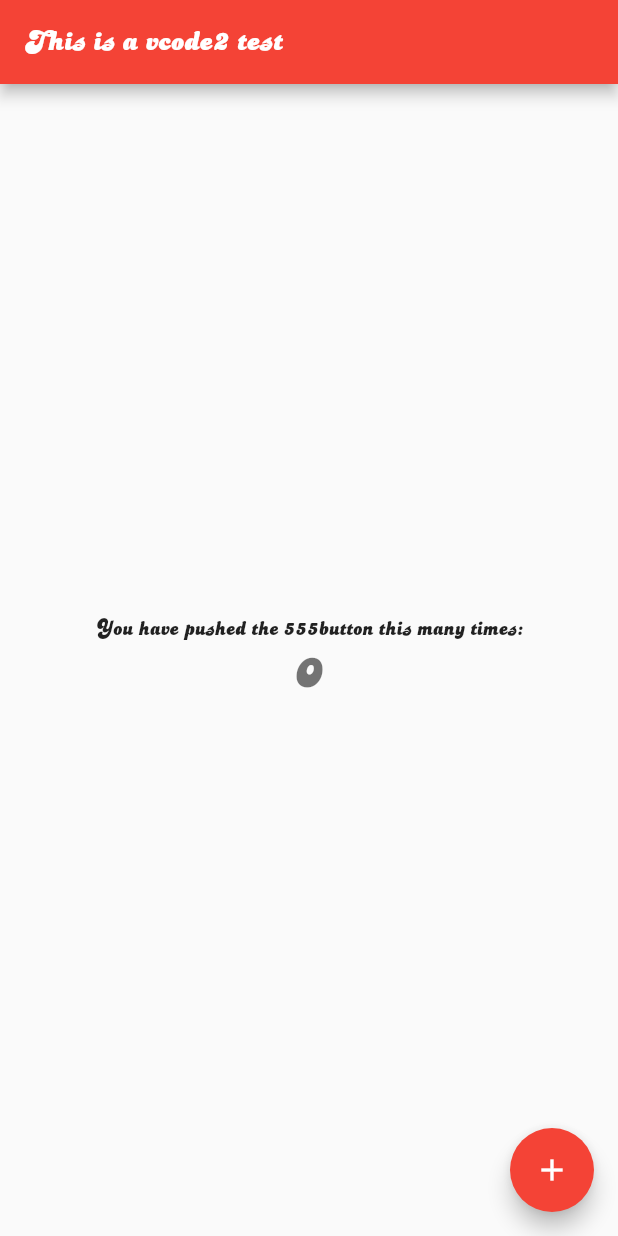
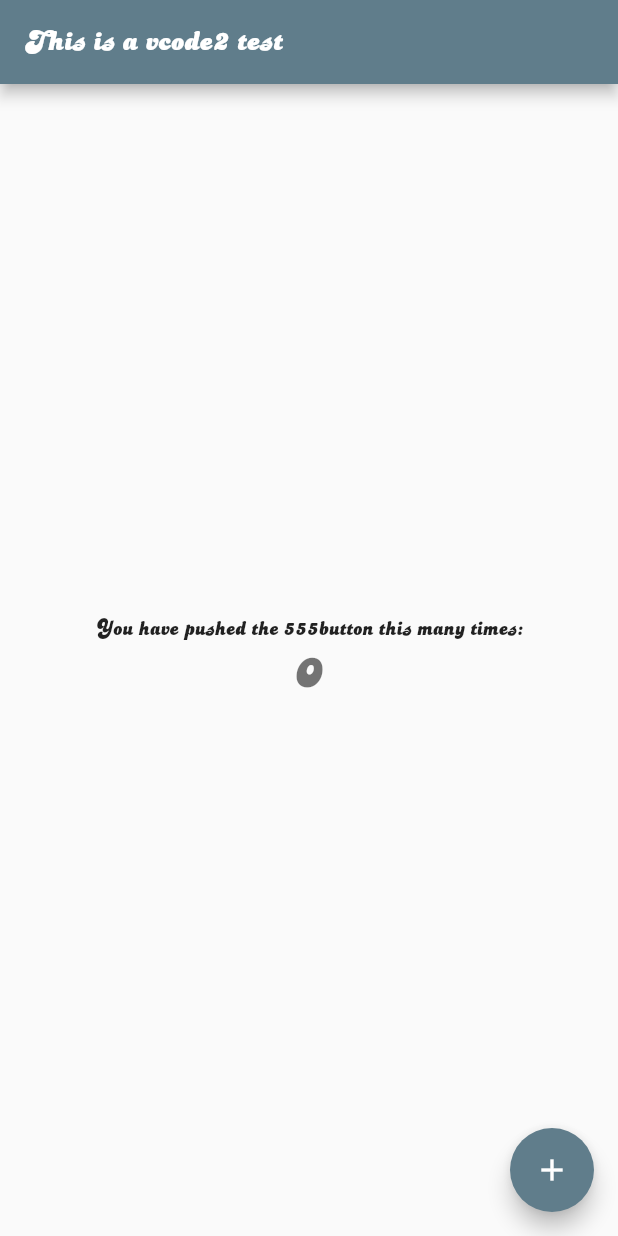
Before and after one commit to nickosmark/ShareMyRide, a Flutter app: the screen it shows after launch, on a phone screen of 412 x 824 dp. Run offline on Flutter 3.47's test engine with Material 2 defaults, Android fonts, the phone set to English and light mode, and no system bars.

Commit message:
changed color

```diff
--- a/lib/main.dart
+++ b/lib/main.dart
@@ -18,7 +18,7 @@ class MyApp extends StatelessWidget {
         // or simply save your changes to "hot reload" in a Flutter IDE).
         // Notice that the counter didn't reset back to zero; the application
         // is not restarted.
-        primarySwatch: Colors.red,
+        primarySwatch: Colors.blueGrey,
         fontFamily: 'dolphins',
       ),
       home: MyHomePage(title: 'This is a vcode2 test'),
```
